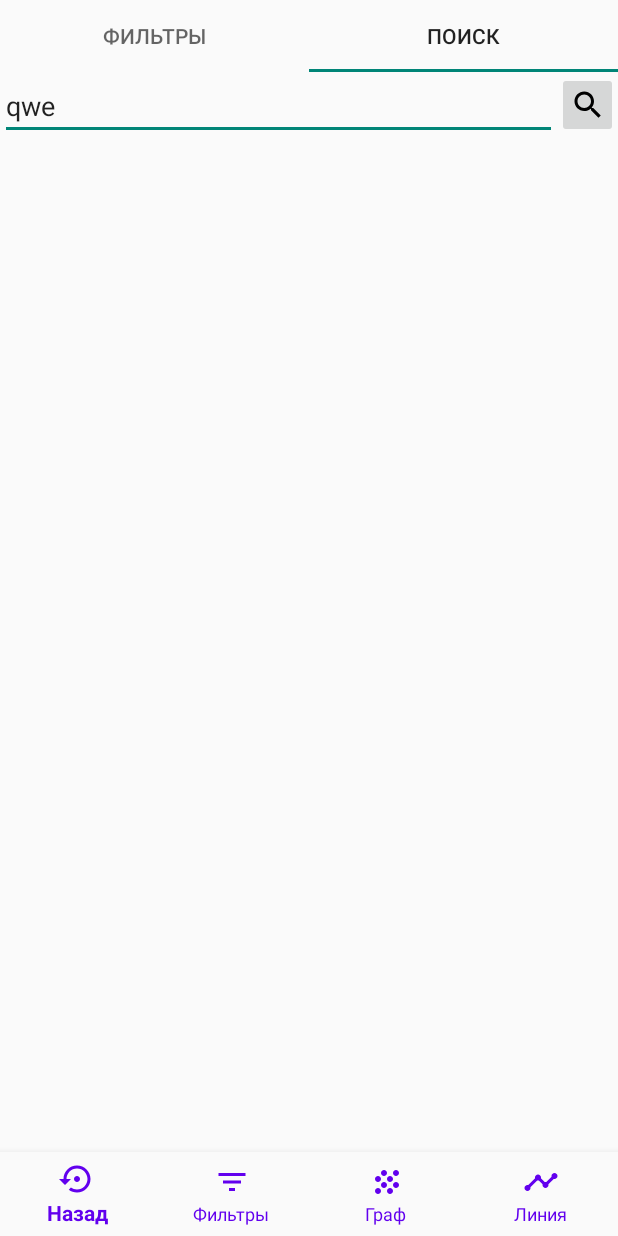
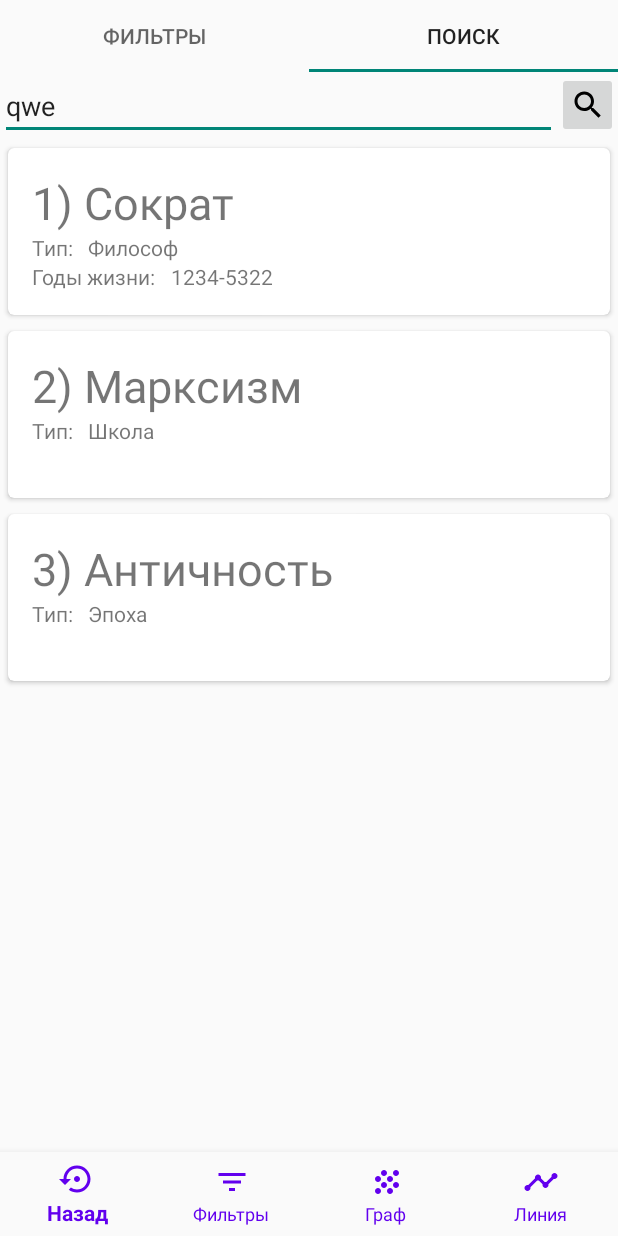
Before and after one commit to Citronnn/adfmp20-phil, an Android app: the FiltersTab screen opened directly, with no data from a screen before it, tab 2 chosen, on a phone screen of 412 x 824 dp. Run offline under Robolectric (Android 15) with nearby library versions, the phone set to English and light mode, and no system bars; libraries missing offline, so code that uses them is left out: com.appyvet.materialrangebar; 5 statements that could not run were skipped.

Commit message:
search added

```diff
--- /dev/null
+++ b/philsApp/app/src/main/java/com/example/philsapp/RVAdapter.kt
@@ -0,0 +1,52 @@
+package com.example.philsapp
+
+
+import android.content.Intent
+import android.util.Log
+import android.view.LayoutInflater
+import android.view.View
+import android.view.ViewGroup
+import android.widget.TextView
+import androidx.cardview.widget.CardView
+import androidx.recyclerview.widget.RecyclerView
+
+
+class RVAdapter internal constructor(var cards: ArrayList<SearchCard>) :
+    RecyclerView.Adapter<RVAdapter.CardViewHolder>() {
+
+    class CardViewHolder internal constructor(var cardView: CardView) : RecyclerView.ViewHolder(
+        cardView
+    )
+
+    override fun onCreateViewHolder(
+        parent: ViewGroup,
+        viewType: Int
+    ): CardViewHolder {
+        val cv = LayoutInflater.from(parent.context)
+            .inflate(R.layout.search_card_view, parent, false) as CardView
+        return CardViewHolder(cv)
+    }
+
+    override fun onBindViewHolder(
+        cardViewHolder: CardViewHolder,
+        position: Int
+    ) {
+        val cardView = cardViewHolder.cardView
+        val title = cardView.findViewById<View>(R.id.title) as TextView
+        title.setText(cards[position].title)
+        val positionInList = cardView.findViewById<View>(R.id.positionInList) as TextView
+        positionInList.setText((position + 1).toString())
+        val content = cardView.findViewById<View>(R.id.type) as TextView
+        content.setText(cards[position].type)
+        val years = cardView.findViewById<View>(R.id.years) as TextView
+        years.setText(cards[position].years)
+        if (cards[position].years == null) {
+            cardView.findViewById<View>(R.id.yearsLabel).visibility = View.INVISIBLE
+        }
+    }
+
+    override fun getItemCount(): Int {
+        return cards.size
+    }
+
+}
--- /dev/null
+++ b/philsApp/app/src/main/java/com/example/philsapp/SearchCard.kt
@@ -0,0 +1,13 @@
+package com.example.philsapp
+
+class SearchCard {
+    var title: String? = null
+    var years: String? = null
+    var type: String? = null
+
+    constructor(title: String?, type: String?, years: String?) {
+        this.title = title
+        this.years = years
+        this.type = type
+    }
+}
--- a/philsApp/app/src/main/java/com/example/philsapp/SearchTab.kt
+++ b/philsApp/app/src/main/java/com/example/philsapp/SearchTab.kt
@@ -1,23 +1,48 @@
 package com.example.philsapp
 
 import android.os.Bundle
-import androidx.fragment.app.Fragment
 import android.view.LayoutInflater
 import android.view.View
 import android.view.ViewGroup
+import android.widget.ListView
+import androidx.fragment.app.Fragment
+import androidx.recyclerview.widget.LinearLayoutManager
+import androidx.recyclerview.widget.RecyclerView
+
+
+
 
 /**
  * A simple [Fragment] subclass.
  */
 class SearchTab : Fragment() {
-
+    private var cards: ArrayList<SearchCard>? = null
+    private var rv: RecyclerView? = null
     override fun onCreateView(
         inflater: LayoutInflater, container: ViewGroup?,
         savedInstanceState: Bundle?
     ): View? {
         // Inflate the layout for this fragment
         val view = inflater.inflate(R.layout.fragment_search_tab, container, false)
+        rv = view.findViewById<RecyclerView>(R.id.rv) as RecyclerView
+
+        val llm = LinearLayoutManager(view.context)
+        rv!!.setLayoutManager(llm)
+
+        initializeData()
+        initializeAdapter()
         return view
+    }
+    private fun initializeData() {
+        cards = ArrayList<SearchCard>()
+        (cards as ArrayList<SearchCard>).add(SearchCard("Сократ", "Философ", "1234-5322"))
+        (cards as ArrayList<SearchCard>).add(SearchCard("Марксизм", "Школа", null))
+        (cards as ArrayList<SearchCard>).add(SearchCard("Античность", "Эпоха", null))
+    }
+
+    private fun initializeAdapter() {
+        val adapter = cards?.let { RVAdapter(it) }
+        rv!!.adapter = adapter
     }
 
 }
--- a/philsApp/app/src/main/res/layout/fragment_search_tab.xml
+++ b/philsApp/app/src/main/res/layout/fragment_search_tab.xml
@@ -5,6 +5,7 @@
     android:layout_height="match_parent"
     tools:context=".SearchTab">
 <LinearLayout
+    android:id="@+id/layoutForSearchField"
     android:layout_width="match_parent"
     android:layout_height="wrap_content"
     android:weightSum="1"
@@ -20,5 +21,13 @@
         android:layout_weight="0.9"
         android:layout_height="wrap_content"/>
 </LinearLayout>
+<androidx.recyclerview.widget.RecyclerView
+    android:layout_below="@+id/layoutForSearchField"
+    android:layout_width="match_parent"
+    android:layout_height="match_parent"
+    android:id="@+id/rv">
+
+</androidx.recyclerview.widget.RecyclerView>
+
 
 </RelativeLayout>
--- /dev/null
+++ b/philsApp/app/src/main/res/layout/search_card_view.xml
@@ -0,0 +1,69 @@
+<?xml version="1.0" encoding="utf-8"?>
+<androidx.cardview.widget.CardView
+    xmlns:android="http://schemas.android.com/apk/res/android"
+    xmlns:card_view="http://schemas.android.com/apk/res-auto"
+    android:layout_width="match_parent"
+    android:layout_height="wrap_content"
+    android:id="@+id/cv"
+    android:layout_margin="5dp"
+    card_view:cardCornerRadius="4dp"
+    >
+
+    <LinearLayout
+        android:orientation="vertical"
+        android:layout_width="match_parent"
+        android:layout_height="match_parent"
+        android:padding="16dp">
+        <LinearLayout
+            android:layout_width="match_parent"
+            android:layout_height="wrap_content">
+            <TextView
+                android:layout_width="wrap_content"
+                android:layout_height="wrap_content"
+                android:id="@+id/positionInList"
+                android:textSize="30sp"/>
+            <TextView
+                android:layout_width="wrap_content"
+                android:layout_height="wrap_content"
+                android:id="@+id/positionLabel"
+                android:text=") "
+                android:textSize="30sp"/>
+            <TextView
+                android:layout_width="wrap_content"
+                android:layout_height="wrap_content"
+                android:id="@+id/title"
+                android:textSize="30sp"
+                android:text=" " />
+        </LinearLayout>
+        <LinearLayout
+            android:layout_width="match_parent"
+            android:layout_height="wrap_content">
+            <TextView
+                android:layout_width="wrap_content"
+                android:layout_height="wrap_content"
+                android:id="@+id/typeLabel"
+                android:text="@string/labelForSearchCardType" />
+                <TextView
+                    android:layout_marginLeft="10dp"
+                    android:layout_width="wrap_content"
+                    android:layout_height="wrap_content"
+                    android:id="@+id/type" />
+        </LinearLayout>
+        <LinearLayout
+            android:layout_width="match_parent"
+            android:layout_height="wrap_content">
+
+            <TextView
+                android:layout_width="wrap_content"
+                android:layout_height="wrap_content"
+                android:id="@+id/yearsLabel"
+                android:text="@string/labelForSearchCardYears" />
+            <TextView
+                android:layout_width="wrap_content"
+                android:layout_marginLeft="10dp"
+                android:layout_height="wrap_content"
+                android:id="@+id/years"/>
+        </LinearLayout>
+    </LinearLayout>
+
+</androidx.cardview.widget.CardView>
--- a/philsApp/app/src/main/res/values/strings.xml
+++ b/philsApp/app/src/main/res/values/strings.xml
@@ -13,4 +13,6 @@
     <string name="googleTrendsFilter">Топ из Google Trends</string>
     <string name="countLabel">Количество</string>
     <string name="clearFiltersButton">Сброс</string>
+    <string name="labelForSearchCardType">Тип: </string>
+    <string name="labelForSearchCardYears">Годы жизни: </string>
 </resources>
```
